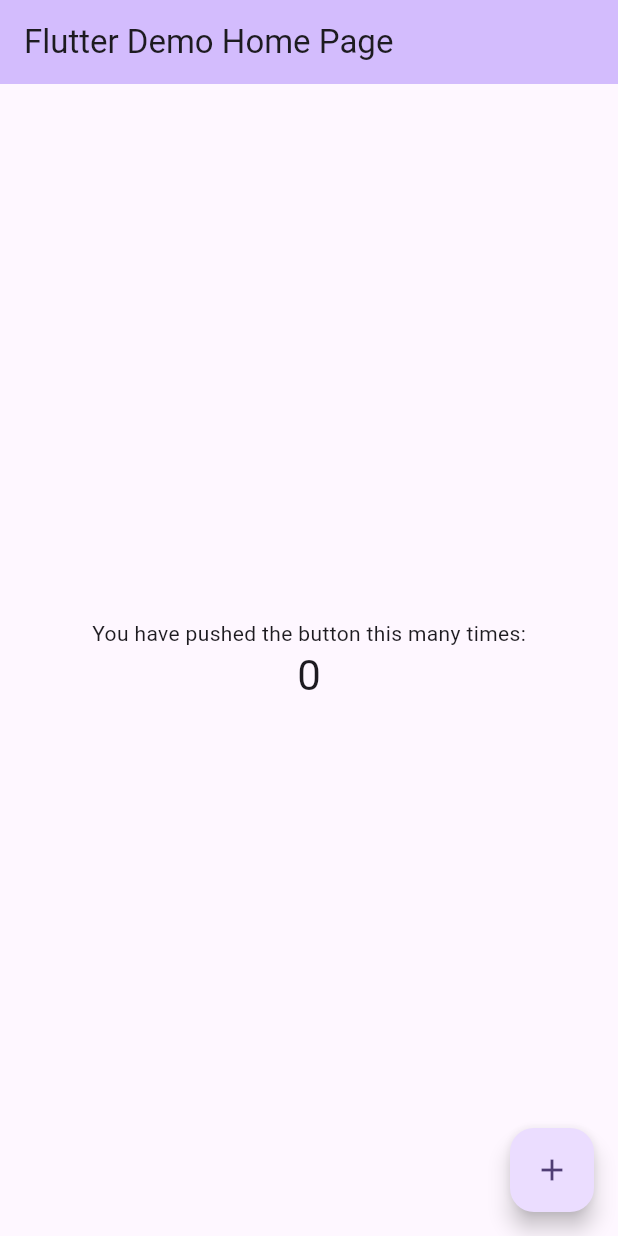
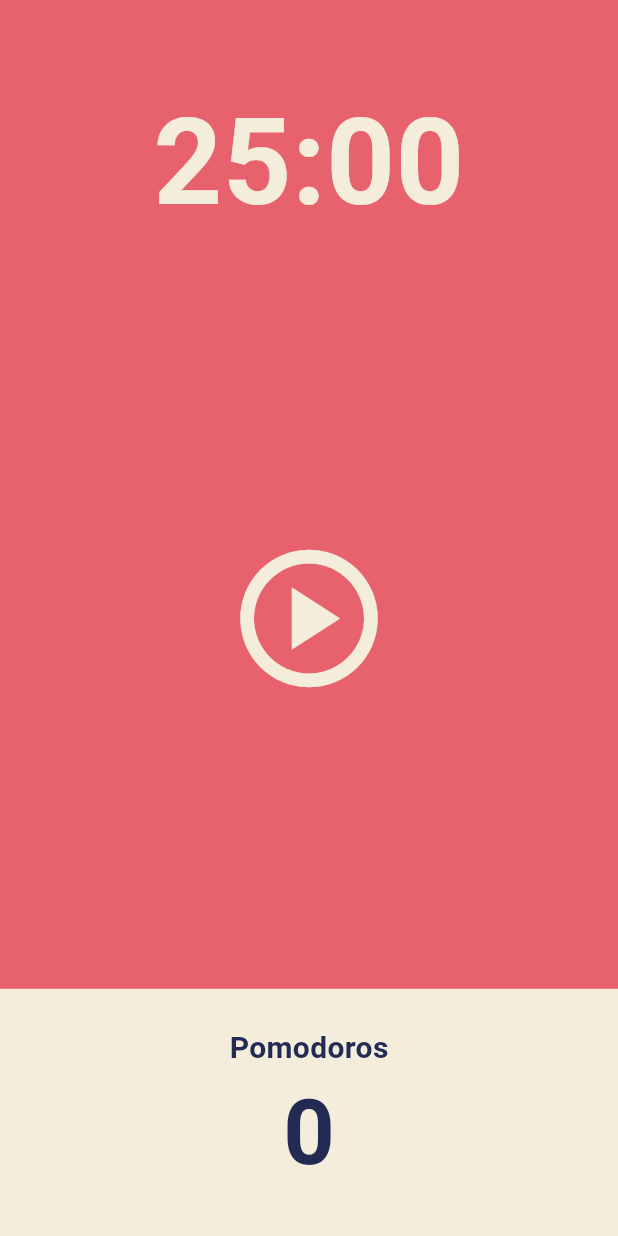
Before and after one commit to no-intel/flutter-pomodoro, a Flutter app: the screen it shows after launch, on a phone screen of 412 x 824 dp. Run offline on Flutter 3.47's test engine with Material 3 defaults, Android fonts, the light colour scheme and no system bars.

Commit message:
포모도로 아웃라인

```diff
--- a/lib/main.dart
+++ b/lib/main.dart
@@ -1,122 +1,27 @@
 import 'package:flutter/material.dart';
+import 'package:popmodoro/screens/home_screen.dart';
 
 void main() {
-  runApp(const MyApp());
+  runApp(App());
 }
 
-class MyApp extends StatelessWidget {
-  const MyApp({super.key});
+class App extends StatelessWidget {
+  const App({super.key});
 
-  // This widget is the root of your application.
   @override
   Widget build(BuildContext context) {
     return MaterialApp(
-      title: 'Flutter Demo',
       theme: ThemeData(
-        // This is the theme of your application.
-        //
-        // TRY THIS: Try running your application with "flutter run". You'll see
-        // the application has a purple toolbar. Then, without quitting the app,
-        // try changing the seedColor in the colorScheme below to Colors.green
-        // and then invoke "hot reload" (save your changes or press the "hot
-        // reload" button in a Flutter-supported IDE, or press "r" if you used
-        // the command line to start the app).
-        //
-        // Notice that the counter didn't reset back to zero; the application
-        // state is not lost during the reload. To reset the state, use hot
-        // restart instead.
-        //
-        // This works for code too, not just values: Most code changes can be
-        // tested with just a hot reload.
-        colorScheme: .fromSeed(seedColor: Colors.deepPurple),
+        colorScheme: ColorScheme.fromSeed(
+          seedColor: const Color(0xFFE7626C),
+          surface: const Color(0xFFE7626C),
+        ),
+        textTheme: const TextTheme(
+          displayLarge: TextStyle(color: Color(0XFF232B55)),
+        ),
+        cardColor: const Color(0xFFF4EDDB),
       ),
-      home: const MyHomePage(title: 'Flutter Demo Home Page'),
+      home: const HomeScreen(),
     );
   }
 }
-
-class MyHomePage extends StatefulWidget {
-  const MyHomePage({super.key, required this.title});
-
-  // This widget is the home page of your application. It is stateful, meaning
-  // that it has a State object (defined below) that contains fields that affect
-  // how it looks.
-
-  // This class is the configuration for the state. It holds the values (in this
-  // case the title) provided by the parent (in this case the App widget) and
-  // used by the build method of the State. Fields in a Widget subclass are
-  // always marked "final".
-
-  final String title;
-
-  @override
-  State<MyHomePage> createState() => _MyHomePageState();
-}
-
-class _MyHomePageState extends State<MyHomePage> {
-  int _counter = 0;
-
-  void _incrementCounter() {
-    setState(() {
-      // This call to setState tells the Flutter framework that something has
-      // changed in this State, which causes it to rerun the build method below
-      // so that the display can reflect the updated values. If we changed
-      // _counter without calling setState(), then the build method would not be
-      // called again, and so nothing would appear to happen.
-      _counter++;
-    });
-  }
-
-  @override
-  Widget build(BuildContext context) {
-    // This method is rerun every time setState is called, for instance as done
-    // by the _incrementCounter method above.
-    //
-    // The Flutter framework has been optimized to make rerunning build methods
-    // fast, so that you can just rebuild anything that needs updating rather
-    // than having to individually change instances of widgets.
-    return Scaffold(
-      appBar: AppBar(
-        // TRY THIS: Try changing the color here to a specific color (to
-        // Colors.amber, perhaps?) and trigger a hot reload to see the AppBar
-        // change color while the other colors stay the same.
-        backgroundColor: Theme.of(context).colorScheme.inversePrimary,
-        // Here we take the value from the MyHomePage object that was created by
-        // the App.build method, and use it to set our appbar title.
-        title: Text(widget.title),
-      ),
-      body: Center(
-        // Center is a layout widget. It takes a single child and positions it
-        // in the middle of the parent.
-        child: Column(
-          // Column is also a layout widget. It takes a list of children and
-          // arranges them vertically. By default, it sizes itself to fit its
-          // children horizontally, and tries to be as tall as its parent.
-          //
-          // Column has various properties to control how it sizes itself and
-          // how it positions its children. Here we use mainAxisAlignment to
-          // center the children vertically; the main axis here is the vertical
-          // axis because Columns are vertical (the cross axis would be
-          // horizontal).
-          //
-          // TRY THIS: Invoke "debug painting" (choose the "Toggle Debug Paint"
-          // action in the IDE, or press "p" in the console), to see the
-          // wireframe for each widget.
-          mainAxisAlignment: .center,
-          children: [
-            const Text('You have pushed the button this many times:'),
-            Text(
-              '$_counter',
-              style: Theme.of(context).textTheme.headlineMedium,
-            ),
-          ],
-        ),
-      ),
-      floatingActionButton: FloatingActionButton(
-        onPressed: _incrementCounter,
-        tooltip: 'Increment',
-        child: const Icon(Icons.add),
-      ),
-    );
-  }
-}
--- /dev/null
+++ b/lib/screens/home_screen.dart
@@ -0,0 +1,85 @@
+import 'package:flutter/material.dart';
+
+class HomeScreen extends StatefulWidget {
+  const HomeScreen({super.key});
+
+  @override
+  State<HomeScreen> createState() => _HomeScreenState();
+}
+
+class _HomeScreenState extends State<HomeScreen> {
+  @override
+  Widget build(BuildContext context) {
+    return Scaffold(
+      backgroundColor: Theme.of(context).colorScheme.surface,
+      body: Column(
+        children: [
+          Flexible(
+            flex: 1,
+            child: Container(
+              alignment: Alignment.bottomCenter,
+              child: Text(
+                '25:00',
+                style: TextStyle(
+                  color: Theme.of(context).cardColor,
+                  fontSize: 80,
+                  fontWeight: FontWeight.w600,
+                ),
+              ),
+            ),
+          ),
+          Flexible(
+            flex: 3,
+            child: Center(
+              child: IconButton(
+                iconSize: 110,
+                color: Theme.of(context).cardColor,
+                onPressed: () => {},
+                icon: Icon(Icons.play_circle_outlined),
+              ),
+            ),
+          ),
+          Flexible(
+            flex: 1,
+            child: Row(
+              children: [
+                Expanded(
+                  child: Container(
+                    decoration: BoxDecoration(
+                      color: Theme.of(context).cardColor,
+                    ),
+                    child: Column(
+                      mainAxisAlignment: MainAxisAlignment.center,
+                      children: [
+                        Text(
+                          'Pomodoros',
+                          style: TextStyle(
+                            fontSize: 20,
+                            fontWeight: FontWeight.w600,
+                            color: Theme.of(
+                              context,
+                            ).textTheme.displayLarge?.color,
+                          ),
+                        ),
+                        Text(
+                          '0',
+                          style: TextStyle(
+                            fontSize: 60,
+                            fontWeight: FontWeight.w600,
+                            color: Theme.of(
+                              context,
+                            ).textTheme.displayLarge?.color,
+                          ),
+                        ),
+                      ],
+                    ),
+                  ),
+                ),
+              ],
+            ),
+          ),
+        ],
+      ),
+    );
+  }
+}
```
Also changed, not shown: 4 other files.
